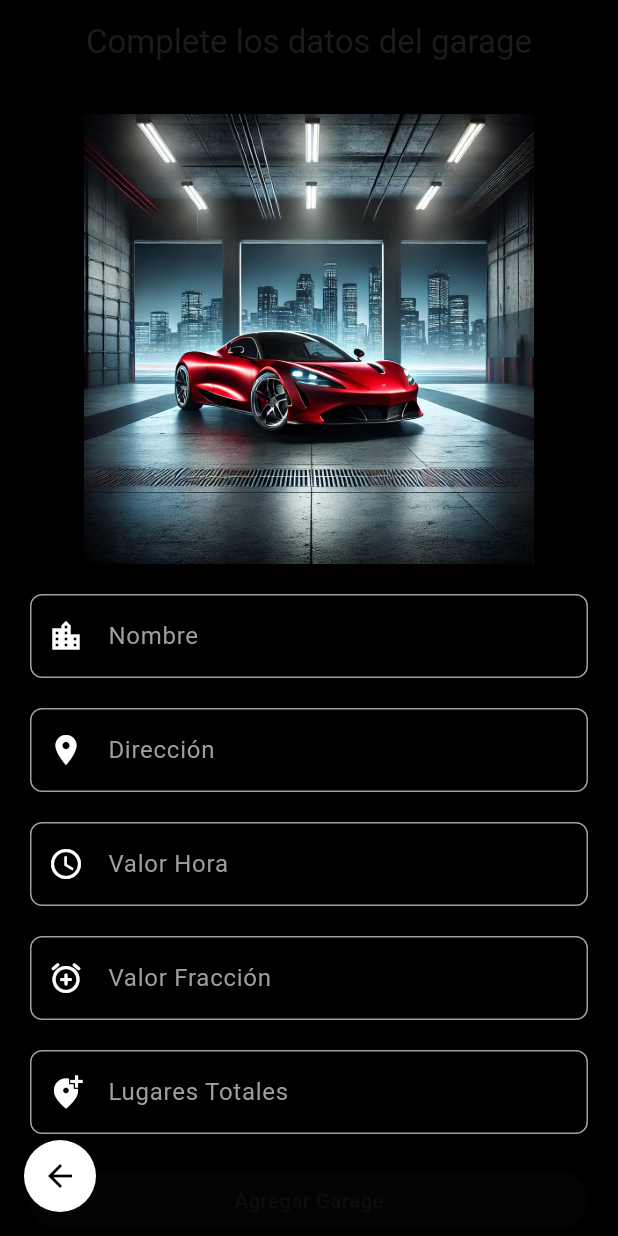
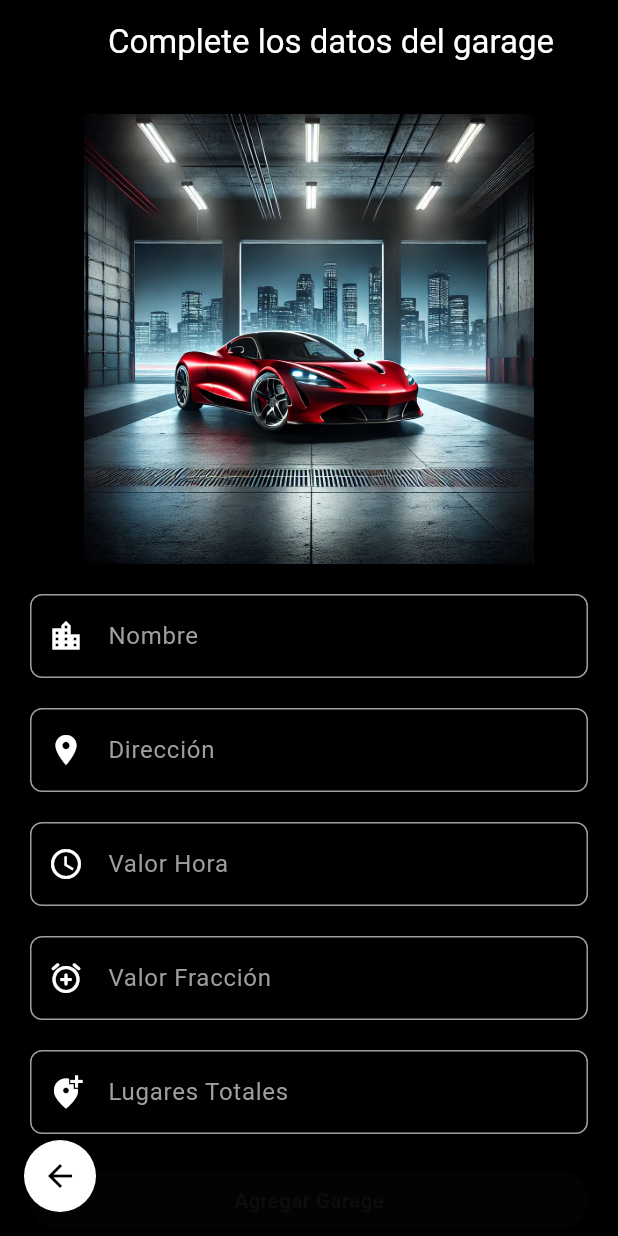
Before and after one commit to nitoxxic/e-garage-proveedor, a Flutter app: the AgregarGarage screen opened by its route, on a phone screen of 412 x 824 dp. Run offline on Flutter 3.47's test engine with Material 3 defaults, Android fonts, the phone set to English and light mode, and no system bars; our stand-ins replace bloc, cloud_firestore, equatable, firebase_auth, firebase_core, firebase_messaging and 9 more; accounts and stored records are empty.

Commit message:
se modifica la visual de agregar garage

```diff
--- a/lib/widgetsPersonalizados/agregarGarage.dart
+++ b/lib/widgetsPersonalizados/agregarGarage.dart
@@ -224,7 +224,9 @@ class _TestAgregarGarage extends ConsumerState<AgregarGarage> {
         appBar: AppBar(
           backgroundColor: Colors.black,
           centerTitle: true,
-          title: const Text('Complete los datos del garage'),
+          title: const Text('Complete los datos del garage',style: TextStyle(color: Colors.white)),
+
+          leading: Container(),
         ),
         body: SingleChildScrollView(
           child: Padding(
```
